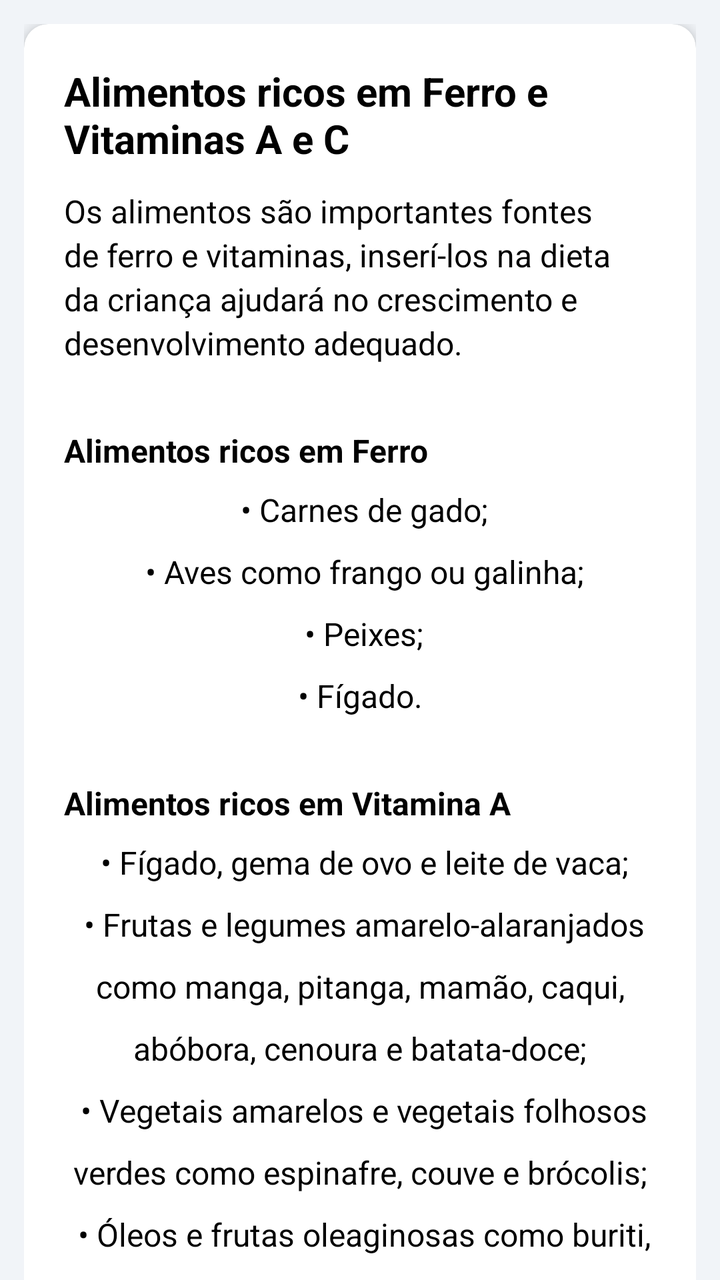
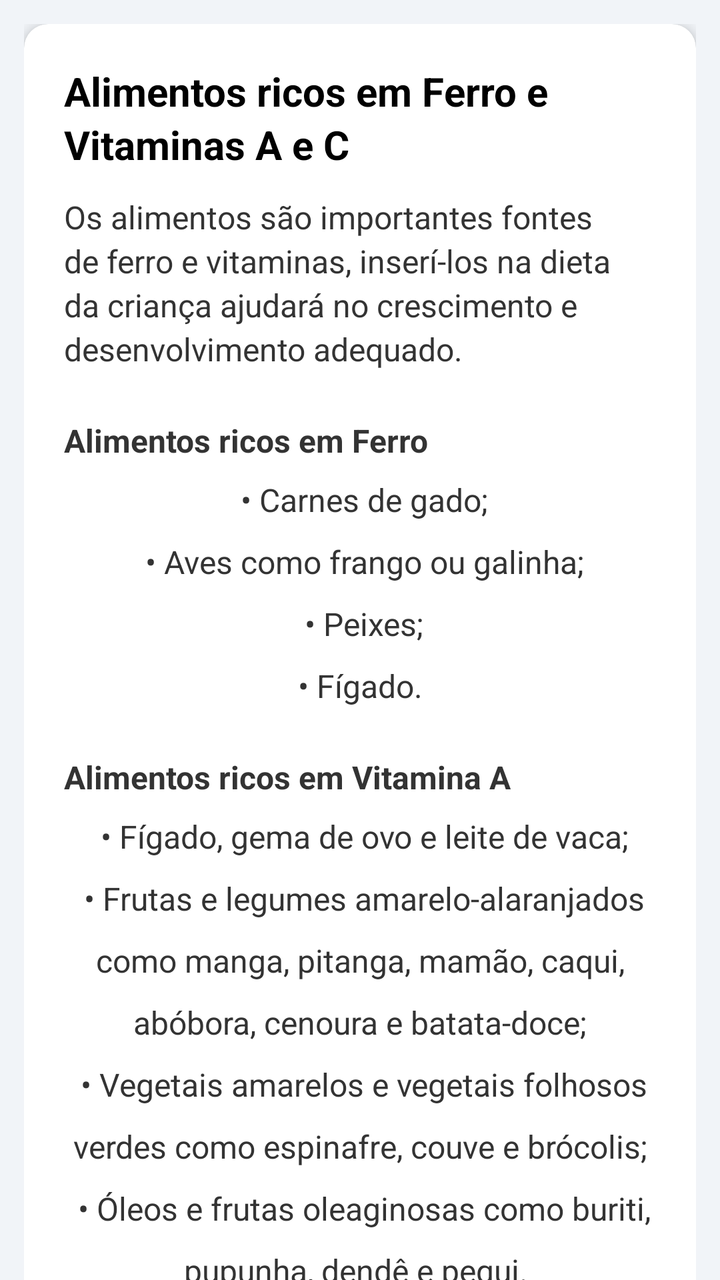

Two renders of the same Android screen: before a commit and after it. Below are the layout's source before the change and the commit's diff.
<!-- AndroidManifest.xml: application theme Theme.NutrirAGente -->
<!-- res/layout/vitamin_rich_foods.xml -->
<?xml version="1.0" encoding="utf-8"?>
<androidx.coordinatorlayout.widget.CoordinatorLayout xmlns:android="http://schemas.android.com/apk/res/android"
    xmlns:app="http://schemas.android.com/apk/res-auto"
    android:layout_width="match_parent"
    android:layout_height="match_parent"
    android:background="@color/gray">

    



    <androidx.core.widget.NestedScrollView
        android:layout_width="match_parent"
        android:layout_height="match_parent"
        app:layout_behavior="@string/appbar_scrolling_view_behavior">

        <LinearLayout
            android:layout_width="match_parent"
            android:layout_height="wrap_content"
            android:orientation="vertical"
            android:padding="12dp">

            <androidx.cardview.widget.CardView
                android:layout_width="match_parent"
                android:layout_height="wrap_content"
                android:layout_marginBottom="16dp"
                app:cardCornerRadius="12dp"
                app:cardElevation="4dp">

                <LinearLayout
                    android:layout_width="match_parent"
                    android:layout_height="wrap_content"
                    android:orientation="vertical"
                    android:padding="20dp">

                    
                    <TextView
                        android:layout_width="wrap_content"
                        android:layout_height="wrap_content"
                        android:layout_marginBottom="12dp"
                        android:text="@string/vitamin_rich_foods_title"
                        android:textColor="@android:color/black"
                        android:textSize="20sp"
                        android:textStyle="bold" />


                    <TextView
                        android:layout_width="match_parent"
                        android:layout_height="wrap_content"
                        android:layout_marginBottom="32dp"
                        android:lineSpacingExtra="3dp"
                        android:textColor="@color/black"
                        android:text="@string/about_rich_foods"
                        android:textSize="16sp" />

                    <TextView
                        android:layout_width="match_parent"
                        android:layout_height="wrap_content"
                        android:layout_marginBottom="8dp"
                        android:lineSpacingExtra="3dp"
                        android:textStyle="bold"
                        android:textColor="@color/black"
                        android:text="@string/iron_rich_foods"
                        android:textSize="16sp" />



                    <TextView
                        android:layout_width="match_parent"
                        android:layout_height="wrap_content"
                        android:layout_marginBottom="32dp"
                        android:textAlignment="center"
                        android:lineSpacingExtra="12dp"
                        android:textColor="@color/black"
                        android:text="@string/iron_rich_foods_list"
                        android:textSize="16sp" />

                    <TextView
                        android:layout_width="match_parent"
                        android:layout_height="wrap_content"
                        android:layout_marginBottom="8dp"
                        android:lineSpacingExtra="3dp"
                        android:textStyle="bold"
                        android:textColor="@color/black"
                        android:text="@string/vitamin_A_rich_foods"
                        android:textSize="16sp" />


                    <TextView
                        android:layout_width="match_parent"
                        android:layout_height="wrap_content"
                        android:textAlignment="center"
                        android:layout_marginBottom="32dp"
                        android:lineSpacingExtra="12dp"
                        android:textColor="@color/black"
                        android:text="@string/vitamin_A_rich_foods_list"
                        android:textSize="16sp" />

                    <TextView
                        android:layout_width="match_parent"
                        android:layout_height="wrap_content"
                        android:layout_marginBottom="32dp"
                        android:lineSpacingExtra="3dp"
                        android:textStyle="bold"
                        android:textColor="@color/black"
                        android:text="@string/vitamin_C_rich_foods"
                        android:textSize="16sp" />

                    <TextView
                        android:layout_width="match_parent"
                        android:layout_height="wrap_content"
                        android:textAlignment="center"
                        android:layout_marginBottom="8dp"
                        android:lineSpacingExtra="12dp"
                        android:textColor="@color/black"
                        android:text="@string/vitamin_C_rich_foods_list"
                        android:textSize="16sp" />

                    <TextView
                        android:layout_width="match_parent"
                        android:layout_height="wrap_content"
                        android:textAlignment="textStart"
                        android:layout_marginTop="16dp"
                        android:padding="16dp"
                        android:text="@string/when_to_offer"
                        android:textColor="@color/black"
                        android:textSize="16sp"
                        android:lineSpacingExtra="3dp" />



                </LinearLayout>
            </androidx.cardview.widget.CardView>

        </LinearLayout>
    </androidx.core.widget.NestedScrollView>

</androidx.coordinatorlayout.widget.CoordinatorLayout>
<!-- resources referenced by this layout -->
<resources>
  <color name="black">#FF000000</color>
  <color name="gray">#F1F4F8</color>
  <string name="about_rich_foods"><p>Os alimentos são importantes fontes de ferro e vitaminas, inserí-los na dieta da criança ajudará no crescimento e desenvolvimento adequado.</p></string>
  <string name="iron_rich_foods">Alimentos ricos em Ferro</string>"&gt;
  <string name="iron_rich_foods_list">
          
          • Carnes de gado;\n
          • Aves como frango ou galinha;\n
          • Peixes;\n
          • Fígado.
          
      </string>
  <string name="vitamin_A_rich_foods">Alimentos ricos em Vitamina A</string>
  <string name="vitamin_C_rich_foods">Alimentos ricos em Vitamina C</string>
  <string name="vitamin_C_rich_foods_list">
          
          • Laranja, limão e abacaxi;\n
          • Tomate, acerola, goiaba, kiwi e manga.
          
      </string>
  <string name="vitamin_rich_foods_title">Alimentos ricos em Ferro e Vitaminas A e C</string>"&gt;
  <color name="purple_500">#FF6200EE</color>
  <color name="blue_toolbar">#272643</color>
  <color name="white">#FFFFFFFF</color>
  <color name="teal_200">#FF03DAC5</color>
  <color name="teal_700">#FF018786</color>
  <!-- unchanged entries left out for length: 3 -->
</resources>

<!-- the commit's change to res/layout/vitamin_rich_foods.xml (unified diff, before → after) -->
@@ -6,128 +6,77 @@
     android:background="@color/gray">
 
     
-
-
+    <com.google.android.material.appbar.AppBarLayout
+        android:layout_width="match_parent"
+        android:layout_height="wrap_content"
+        android:background="@color/blue_toolbar"
+        app:elevation="@dimen/appbar_elevation" />
 
     <androidx.core.widget.NestedScrollView
         android:layout_width="match_parent"
         android:layout_height="match_parent"
         app:layout_behavior="@string/appbar_scrolling_view_behavior">
 
-        <LinearLayout
-            android:layout_width="match_parent"
-            android:layout_height="wrap_content"
-            android:orientation="vertical"
-            android:padding="12dp">
+        <LinearLayout style="@style/LinearContainer">
 
-            <androidx.cardview.widget.CardView
-                android:layout_width="match_parent"
-                android:layout_height="wrap_content"
-                android:layout_marginBottom="16dp"
-                app:cardCornerRadius="12dp"
-                app:cardElevation="4dp">
+            <androidx.cardview.widget.CardView style="@style/CardNutrir">
 
-                <LinearLayout
-                    android:layout_width="match_parent"
-                    android:layout_height="wrap_content"
-                    android:orientation="vertical"
-                    android:padding="20dp">
+                <LinearLayout style="@style/CardContent">
 
                     
                     <TextView
-                        android:layout_width="wrap_content"
-                        android:layout_height="wrap_content"
-                        android:layout_marginBottom="12dp"
-                        android:text="@string/vitamin_rich_foods_title"
-                        android:textColor="@android:color/black"
-                        android:textSize="20sp"
-                        android:textStyle="bold" />
-
+                        style="@style/TextTitle"
+                        android:text="@string/vitamin_rich_foods_title" />
 
                     <TextView
-                        android:layout_width="match_parent"
-                        android:layout_height="wrap_content"
-                        android:layout_marginBottom="32dp"
-                        android:lineSpacingExtra="3dp"
-                        android:textColor="@color/black"
-                        android:text="@string/about_rich_foods"
-                        android:textSize="16sp" />
+                        style="@style/TextBody"
+                        android:layout_marginBottom="@dimen/spacing_xxl"
+                        android:text="@string/about_rich_foods" />
 
                     <TextView
-                        android:layout_width="match_parent"
-                        android:layout_height="wrap_content"
-                        android:layout_marginBottom="8dp"
-                        android:lineSpacingExtra="3dp"
+                        style="@style/TextBody"
+                        android:layout_marginBottom="@dimen/spacing_sm"
                         android:textStyle="bold"
-                        android:textColor="@color/black"
-                        android:text="@string/iron_rich_foods"
-                        android:textSize="16sp" />
-
-
+                        android:text="@string/iron_rich_foods" />
 
                     <TextView
-                        android:layout_width="match_parent"
-                        android:layout_height="wrap_content"
-                        android:layout_marginBottom="32dp"
+                        style="@style/TextBody"
+                        android:layout_marginBottom="@dimen/spacing_xxl"
                         android:textAlignment="center"
-                        android:lineSpacingExtra="12dp"
-                        android:textColor="@color/black"
-                        android:text="@string/iron_rich_foods_list"
-                        android:textSize="16sp" />
+                        android:lineSpacingExtra="@dimen/line_spacing_lg"
+                        android:text="@string/iron_rich_foods_list" />
 
                     <TextView
-                        android:layout_width="match_parent"
-                        android:layout_height="wrap_content"
-                        android:layout_marginBottom="8dp"
-                        android:lineSpacingExtra="3dp"
+                        style="@style/TextBody"
+                        android:layout_marginBottom="@dimen/spacing_sm"
                         android:textStyle="bold"
-                        android:textColor="@color/black"
-                        android:text="@string/vitamin_A_rich_foods"
-                        android:textSize="16sp" />
-
+                        android:text="@string/vitamin_A_rich_foods" />
 
                     <TextView
-                        android:layout_width="match_parent"
-                        android:layout_height="wrap_content"
+                        style="@style/TextBody"
+                        android:layout_marginBottom="@dimen/spacing_xxl"
                         android:textAlignment="center"
-                        android:layout_marginBottom="32dp"
-                        android:lineSpacingExtra="12dp"
-                        android:textColor="@color/black"
-                        android:text="@string/vitamin_A_rich_foods_list"
-                        android:textSize="16sp" />
+                        android:lineSpacingExtra="@dimen/line_spacing_lg"
+                        android:text="@string/vitamin_A_rich_foods_list" />
 
                     <TextView
-                        android:layout_width="match_parent"
-                        android:layout_height="wrap_content"
-                        android:layout_marginBottom="32dp"
-                        android:lineSpacingExtra="3dp"
+                        style="@style/TextBody"
+                        android:layout_marginBottom="@dimen/spacing_xxl"
                         android:textStyle="bold"
-                        android:textColor="@color/black"
-                        android:text="@string/vitamin_C_rich_foods"
-                        android:textSize="16sp" />
+                        android:text="@string/vitamin_C_rich_foods" />
 
                     <TextView
-                        android:layout_width="match_parent"
-                        android:layout_height="wrap_content"
+                        style="@style/TextBody"
+                        android:layout_marginBottom="@dimen/spacing_sm"
                         android:textAlignment="center"
-                        android:layout_marginBottom="8dp"
-                        android:lineSpacingExtra="12dp"
-                        android:textColor="@color/black"
-                        android:text="@string/vitamin_C_rich_foods_list"
-                        android:textSize="16sp" />
+                        android:lineSpacingExtra="@dimen/line_spacing_lg"
+                        android:text="@string/vitamin_C_rich_foods_list" />
 
                     <TextView
-                        android:layout_width="match_parent"
-                        android:layout_height="wrap_content"
-                        android:textAlignment="textStart"
-                        android:layout_marginTop="16dp"
-                        android:padding="16dp"
-                        android:text="@string/when_to_offer"
-                        android:textColor="@color/black"
-                        android:textSize="16sp"
-                        android:lineSpacingExtra="3dp" />
-
-
+                        style="@style/TextBody"
+                        android:layout_marginTop="@dimen/spacing_lg"
+                        android:padding="@dimen/padding_lg"
+                        android:text="@string/when_to_offer" />
 
                 </LinearLayout>
             </androidx.cardview.widget.CardView>
<!-- resource entries referenced after the edit -->
@@ -1,7 +1,14 @@
 <!-- resources referenced by this layout -->
 <resources>
   <color name="black">#FF000000</color>
+  <color name="text_primary">#2B2B2B</color>
   <color name="gray">#F1F4F8</color>
+  <dimen name="appbar_elevation">12dp</dimen>
+  <dimen name="line_spacing_lg">12dp</dimen>
+  <dimen name="padding_lg">16dp</dimen>
+  <dimen name="spacing_lg">16dp</dimen>
+  <dimen name="spacing_sm">8dp</dimen>
+  <dimen name="spacing_xxl">24dp</dimen>
   <string name="about_rich_foods"><p>Os alimentos são importantes fontes de ferro e vitaminas, inserí-los na dieta da criança ajudará no crescimento e desenvolvimento adequado.</p></string>
   <string name="iron_rich_foods">Alimentos ricos em Ferro</string>"&gt;
   <string name="iron_rich_foods_list">
@@ -21,6 +28,55 @@
           
       </string>
   <string name="vitamin_rich_foods_title">Alimentos ricos em Ferro e Vitaminas A e C</string>"&gt;
+  <style name="CardContent">
+          <item name="android:layout_width">match_parent</item>
+          <item name="android:layout_height">wrap_content</item>
+          <item name="android:orientation">vertical</item>
+          <item name="android:padding">@dimen/padding_xl</item>
+      </style>
+  <style name="CardNutrir">
+          <item name="android:layout_width">match_parent</item>
+          <item name="android:layout_height">wrap_content</item>
+          <item name="android:layout_marginBottom">@dimen/card_margin_bottom</item>
+          <item name="cardCornerRadius">@dimen/card_radius</item>
+          <item name="cardElevation">@dimen/card_elevation</item>
+      </style>
+  <style name="LinearContainer">
+          <item name="android:layout_width">match_parent</item>
+          <item name="android:layout_height">wrap_content</item>
+          <item name="android:orientation">vertical</item>
+          <item name="android:padding">@dimen/padding_md</item>
+      </style>
+  <style name="TextBody" parent="TextAppearance.Nutrir">
+          <item name="android:layout_width">match_parent</item>
+          <item name="android:layout_height">wrap_content</item>
+          <item name="android:textSize">@dimen/text_size_md</item>
+          <item name="android:lineSpacingExtra">@dimen/line_spacing_sm</item>
+          <item name="android:textColor">@color/color_text_black</item>
+      </style>
+  <style name="TextTitle" parent="TextAppearance.Nutrir">
+          <item name="android:layout_width">wrap_content</item>
+          <item name="android:layout_height">wrap_content</item>
+          <item name="android:textSize">@dimen/text_size_xl</item>
+          <item name="android:textStyle">bold</item>
+          <item name="android:textColor">@color/text_bold</item>
+          <item name="android:layout_marginBottom">@dimen/spacing_md</item>
+      </style>
+  <dimen name="padding_xl">20dp</dimen>
+  <dimen name="card_margin_bottom">16dp</dimen>
+  <dimen name="card_radius">12dp</dimen>
+  <dimen name="card_elevation">4dp</dimen>
+  <dimen name="padding_md">12dp</dimen>
+  <style name="TextAppearance.Nutrir" parent="TextAppearance.AppCompat">
+          <item name="android:textColor">@color/text_primary</item>
+          <item name="android:lineSpacingExtra">@dimen/line_spacing_sm</item>
+      </style>
+  <dimen name="text_size_md">16sp</dimen>
+  <dimen name="line_spacing_sm">3dp</dimen>
+  <color name="color_text_black">#333333</color>
+  <dimen name="text_size_xl">20sp</dimen>
+  <color name="text_bold">#000000</color>
+  <dimen name="spacing_md">12dp</dimen>
   <color name="purple_500">#FF6200EE</color>
   <color name="blue_toolbar">#272643</color>
   <color name="white">#FFFFFFFF</color>
